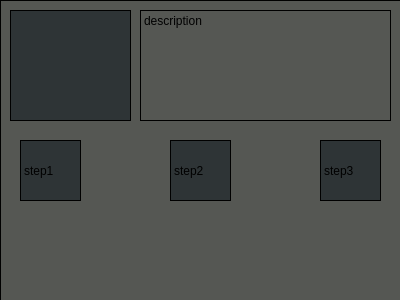
Above: FinalProject/itemdialog.ui from baohuy251210/HowToTidyUp before the change. Below: the same form after it.
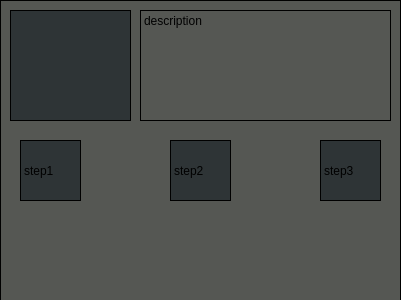
That is the form after the change.

The edit to the form file:
```diff
--- a/FinalProject/itemdialog.ui
+++ b/FinalProject/itemdialog.ui
@@ -6,7 +6,7 @@
    <rect>
     <x>0</x>
     <y>0</y>
-    <width>400</width>
+    <width>401</width>
     <height>300</height>
    </rect>
   </property>
```
